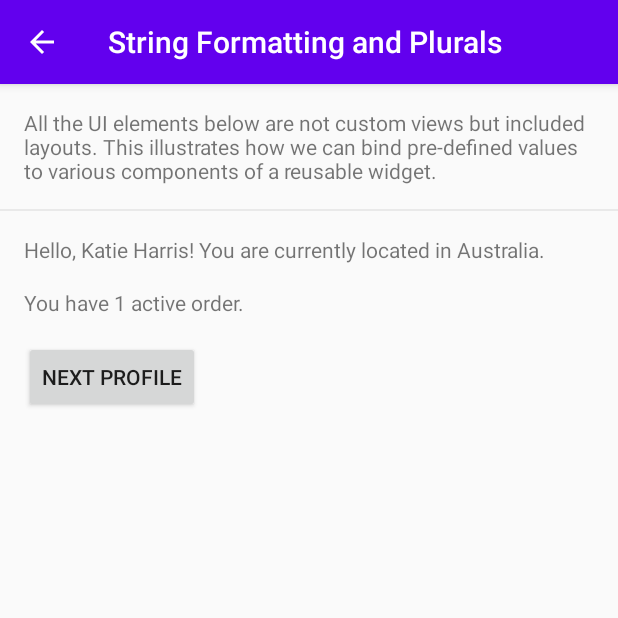
After one commit to zmdominguez/databinding-samples-zh, an Android app: the StringFormattingActivity screen opened directly, with no data from a screen before it, on a phone screen of 412 x 824 dp, the top half of it. The commit adds this screen. Run offline under Robolectric (Android 15) with nearby library versions, the phone set to English and light mode, and no system bars; our stand-ins replace data binding.

Commit message:
String formatting and Plurals example (#4)

```diff
--- a/app/src/main/AndroidManifest.xml
+++ b/app/src/main/AndroidManifest.xml
@@ -24,6 +24,9 @@
         <activity android:name=".ClipImageActivity" />
 
         <activity android:name=".ProfileActivity" />
+        <activity android:name=".StringFormattingActivity"
+            android:label="@string/example_string_formatting"
+            android:parentActivityName=".MainActivity"/>
     </application>
 
 </manifest>
--- a/app/src/main/java/dev/zarah/databinding/MainActivity.kt
+++ b/app/src/main/java/dev/zarah/databinding/MainActivity.kt
@@ -25,4 +25,8 @@ class MainActivity : AppCompatActivity() {
     fun launchLiveDataExample() {
         startActivity(Intent(this, ProfileActivity::class.java))
     }
+
+    fun launchStringFormatting() {
+        startActivity(Intent(this, StringFormattingActivity::class.java))
+    }
 }
--- a/app/src/main/java/dev/zarah/databinding/ProfileViewModel.kt
+++ b/app/src/main/java/dev/zarah/databinding/ProfileViewModel.kt
@@ -4,11 +4,11 @@ import androidx.lifecycle.LiveData
 import androidx.lifecycle.MutableLiveData
 
 // based on data from https://randomuser.me/api/
-private val PROFILES = listOf(
-    Profile("Katie Harris", "Australia", "https://randomuser.me/api/portraits/women/51.jpg"),
-    Profile("Isaac Hernandez", "Spain", "https://randomuser.me/api/portraits/men/97.jpg"),
-    Profile("Clara Obrien", "United States", "https://randomuser.me/api/portraits/women/72.jpg"),
-    Profile("Elias Manner", "Finland", "https://randomuser.me/api/portraits/men/39.jpg")
+val PROFILES = listOf(
+    Profile("Katie Harris", "Australia", "https://randomuser.me/api/portraits/women/51.jpg", 1),
+    Profile("Isaac Hernandez", "Spain", "https://randomuser.me/api/portraits/men/97.jpg", 5),
+    Profile("Clara Obrien", "United States", "https://randomuser.me/api/portraits/women/72.jpg", 0),
+    Profile("Elias Manner", "Finland", "https://randomuser.me/api/portraits/men/39.jpg", 21)
 
 )
 
@@ -22,4 +22,4 @@ class ProfileViewModel {
     }
 }
 
-data class Profile(val name: String, val location: String, val avatarUrl: String)
+data class Profile(val name: String, val location: String, val avatarUrl: String, val orderCount: Int)
--- /dev/null
+++ b/app/src/main/java/dev/zarah/databinding/StringFormattingActivity.kt
@@ -0,0 +1,22 @@
+package dev.zarah.databinding
+
+import android.os.Bundle
+import android.view.View
+import androidx.annotation.ColorRes
+import androidx.appcompat.app.AppCompatActivity
+import androidx.core.content.ContextCompat
+import androidx.databinding.BindingAdapter
+import androidx.databinding.DataBindingUtil
+import dev.zarah.databinding.databinding.ActivityBannersBinding
+import dev.zarah.databinding.databinding.ActivityStringFormattingBinding
+
+class StringFormattingActivity : AppCompatActivity() {
+
+    override fun onCreate(savedInstanceState: Bundle?) {
+        super.onCreate(savedInstanceState)
+        val binding = DataBindingUtil.setContentView<ActivityStringFormattingBinding>(this, R.layout.activity_string_formatting)
+        binding.viewModel = ProfileViewModel()
+        binding.lifecycleOwner = this
+    }
+
+}
--- a/app/src/main/res/layout/activity_banners.xml
+++ b/app/src/main/res/layout/activity_banners.xml
@@ -4,7 +4,6 @@
     xmlns:tools="http://schemas.android.com/tools">
 
     <data>
-
         <import type="dev.zarah.databinding.BannersActivity.Banner" />
 
         <variable
--- a/app/src/main/res/layout/activity_main.xml
+++ b/app/src/main/res/layout/activity_main.xml
@@ -33,5 +33,10 @@
             android:onClick="@{() -> handlers.launchLiveDataExample()}"
             android:text="@string/live_data_example" />
 
+        <Button android:layout_height="wrap_content"
+            android:layout_width="match_parent"
+            android:text="@string/example_string_formatting"
+            android:onClick="@{() -> handlers.launchStringFormatting()}"/>
+
     </LinearLayout>
 </layout>
--- /dev/null
+++ b/app/src/main/res/layout/activity_string_formatting.xml
@@ -0,0 +1,71 @@
+<?xml version="1.0" encoding="utf-8"?>
+<layout xmlns:android="http://schemas.android.com/apk/res/android"
+    xmlns:app="http://schemas.android.com/apk/res-auto"
+    xmlns:tools="http://schemas.android.com/tools">
+
+    <data>
+
+        <variable
+            name="viewModel"
+            type="dev.zarah.databinding.ProfileViewModel" />
+
+    </data>
+
+    <androidx.constraintlayout.widget.ConstraintLayout
+        android:layout_width="match_parent"
+        android:layout_height="match_parent">
+
+        <TextView
+            android:id="@+id/headline_text"
+            android:layout_width="0dp"
+            android:layout_height="wrap_content"
+            android:padding="16dp"
+            android:text="@string/string_formatting_description"
+            app:layout_constraintEnd_toEndOf="parent"
+            app:layout_constraintStart_toStartOf="parent"
+            app:layout_constraintTop_toTopOf="parent" />
+
+        <View
+            android:id="@+id/divider"
+            android:layout_width="0dp"
+            android:layout_height="1dp"
+            android:background="@color/divider"
+            app:layout_constraintEnd_toEndOf="parent"
+            app:layout_constraintStart_toStartOf="parent"
+            app:layout_constraintTop_toBottomOf="@id/headline_text" />
+
+        <TextView
+            android:id="@+id/name"
+            android:layout_width="0dp"
+            android:layout_height="wrap_content"
+            android:padding="16dp"
+            android:text="@{@string/hello_string(viewModel.profile.name, viewModel.profile.location)}"
+            app:layout_constraintEnd_toEndOf="parent"
+            app:layout_constraintStart_toStartOf="parent"
+            app:layout_constraintTop_toBottomOf="@id/divider"
+            tools:text="@tools:sample/full_names" />
+
+        <TextView
+            android:id="@+id/orders"
+            android:layout_width="0dp"
+            android:layout_height="wrap_content"
+            android:paddingStart="16dp"
+            android:text="@{@plurals/orders_string(viewModel.profile.orderCount, viewModel.profile.orderCount)}"
+            app:layout_constraintEnd_toEndOf="parent"
+            app:layout_constraintStart_toStartOf="parent"
+            app:layout_constraintTop_toBottomOf="@id/name"
+            tools:text="@tools:sample/full_names" />
+
+        <Button
+            android:id="@+id/next_profile"
+            android:layout_width="0dp"
+            android:layout_height="wrap_content"
+            android:layout_marginStart="16dp"
+            android:layout_marginTop="16dp"
+            android:onClick="@{() -> viewModel.nextProfile()}"
+            android:text="@string/next_profile"
+            app:layout_constraintStart_toStartOf="parent"
+            app:layout_constraintTop_toBottomOf="@id/orders" />
+
+    </androidx.constraintlayout.widget.ConstraintLayout>
+</layout>
--- a/app/src/main/res/values/colors.xml
+++ b/app/src/main/res/values/colors.xml
@@ -10,4 +10,6 @@
     <color name="banner_error_highlight">#ed1c24</color>
     <color name="banner_info_background">#edf6fb</color>
     <color name="banner_info_highlight">#0081c8</color>
+
+    <color name="divider">#e9e9e9</color>
 </resources>
--- a/app/src/main/res/values/strings.xml
+++ b/app/src/main/res/values/strings.xml
@@ -6,4 +6,13 @@
     <string name="next_profile">Next profile</string>
     <string name="live_data_example_description">This example shows how the view can update in response to a change to a LiveData instance. The next profile button triggers a change on the ViewModel LiveData, causing the view to update.</string>
     <string name="live_data_example">LiveData example</string>
+    <string name="hello_string">Hello, %1$s! You are currently located in %2$s.</string>
+    <plurals name="orders_string">
+        <item quantity="one">You have %1$d active order.</item>
+        <item quantity="other">You have %1$d active orders.</item>
+    </plurals>
+    <string name="string_formatting_description">All the UI elements below are not custom views
+        but included layouts. This illustrates how we can bind pre-defined values to various
+        components of a reusable widget.</string>
+    <string name="example_string_formatting">String Formatting and Plurals</string>
 </resources>
```
